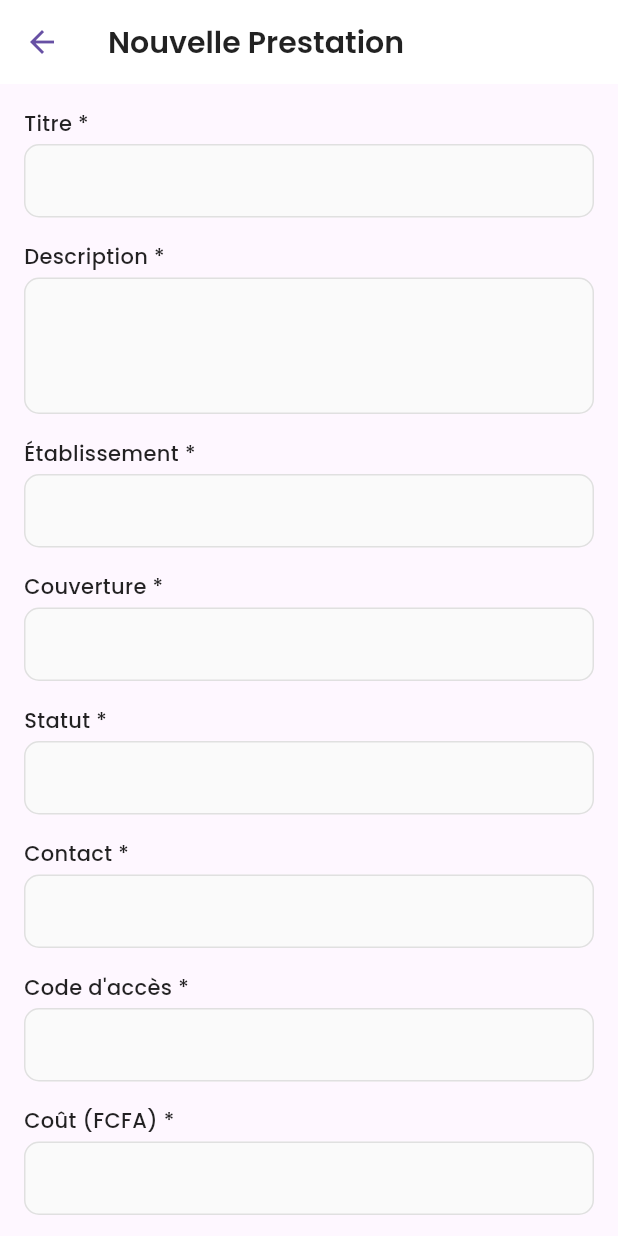
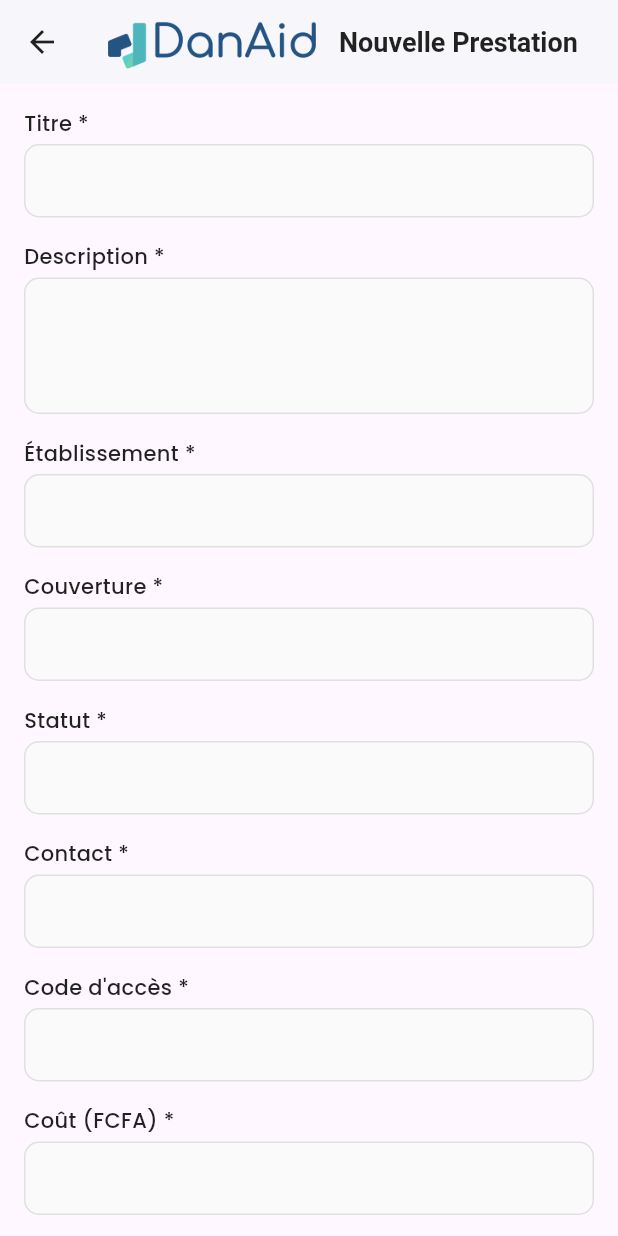
Before and after one commit to FokoJunior/DanAid, a Flutter app: the screen it shows once a user with an empty profile is signed in, after a tap on "Ajouter", on a phone screen of 412 x 824 dp. Run offline on Flutter 3.47's test engine with Material 3 defaults, Android fonts, the phone set to English and light mode, and no system bars; our stand-ins replace cached_network_image, cloud_firestore, firebase_auth, firebase_core, google_fonts; accounts and stored records are empty.

Commit message:
Ajout de la barre d'application personnalisée et mise à jour des écrans pour l'utiliser

```diff
--- a/danaid/lib/screens/add_edit_prestation_screen.dart
+++ b/danaid/lib/screens/add_edit_prestation_screen.dart
@@ -6,6 +6,7 @@ import 'package:flutter/services.dart';
 import '../models/prestation.dart';
 import '../services/database_service.dart';
 import '../widgets/custom_textfield.dart';
+import '../widgets/custom_app_bar.dart';
 
 class AddEditPrestationScreen extends StatefulWidget {
   final Prestation? prestation;
@@ -118,18 +119,8 @@ class _AddEditPrestationScreenState extends State<AddEditPrestationScreen> {
     final theme = Theme.of(context);
 
     return Scaffold(
-      appBar: AppBar(
-        elevation: 0,
-        backgroundColor: Colors.white,
-        iconTheme: IconThemeData(color: theme.primaryColor),
-        title: Text(
-          widget.prestation == null ? 'Nouvelle Prestation' : 'Modifier la Prestation',
-          style: GoogleFonts.poppins(
-            color: Colors.black87,
-            fontWeight: FontWeight.w600,
-            fontSize: 20,
-          ),
-        ),
+      appBar: CustomAppBar(
+        title: widget.prestation == null ? 'Nouvelle Prestation' : 'Modifier la Prestation',
       ),
       body: SingleChildScrollView(
         padding: const EdgeInsets.all(16.0),
--- a/danaid/lib/screens/home_screen.dart
+++ b/danaid/lib/screens/home_screen.dart
@@ -10,6 +10,7 @@ import '../widgets/prestation_card.dart';
 import 'add_edit_prestation_screen.dart';
 import 'prestation_detail_screen.dart';
 import 'profile_screen.dart';
+import '../widgets/custom_app_bar.dart';
 
 class HomeScreen extends StatefulWidget {
   @override
@@ -61,7 +62,7 @@ class _HomeScreenState extends State<HomeScreen> {
     final databaseService = DatabaseService(uid: _user!.uid);
 
     return Scaffold(
-      extendBodyBehindAppBar: true,
+      extendBodyBehindAppBar: _selectedIndex == 0,
       bottomNavigationBar: Container(
         decoration: BoxDecoration(
           color: Colors.white,
@@ -83,7 +84,9 @@ class _HomeScreenState extends State<HomeScreen> {
           ),
         ),
       ),
-      appBar: AppBar(
+      appBar: _selectedIndex == 1
+          ? const CustomAppBar(title: 'Profil')
+          : AppBar(
               backgroundColor: Colors.transparent,
               elevation: 0,
               title: Image.asset(
--- a/danaid/lib/screens/profile_screen.dart
+++ b/danaid/lib/screens/profile_screen.dart
@@ -1,6 +1,7 @@
 import 'package:flutter/material.dart';
 import 'package:provider/provider.dart';
 import '../services/auth_service.dart';
+import '../widgets/custom_app_bar.dart';
 
 class ProfileScreen extends StatelessWidget {
   @override
@@ -8,9 +9,7 @@ class ProfileScreen extends StatelessWidget {
     final authService = Provider.of<AuthService>(context);
 
     return Scaffold(
-      appBar: AppBar(
-        title: Text('Profil'),
-      ),
+      appBar: const CustomAppBar(title: 'Modifier le Profil'),
       body: Center(
         child: Column(
           mainAxisAlignment: MainAxisAlignment.center,
--- /dev/null
+++ b/danaid/lib/widgets/custom_app_bar.dart
@@ -0,0 +1,38 @@
+import 'package:flutter/material.dart';
+
+class CustomAppBar extends StatelessWidget implements PreferredSizeWidget {
+  final String title;
+
+  const CustomAppBar({Key? key, required this.title}) : super(key: key);
+
+  @override
+  Widget build(BuildContext context) {
+    return AppBar(
+      backgroundColor: Colors.white,
+      elevation: 1,
+      automaticallyImplyLeading: true, // Ensures back button is shown
+      title: Row(
+        children: [
+          Image.asset(
+            'assets/logo/logo.png',
+            height: 36, // Increased logo size
+          ),
+          const SizedBox(width: 12),
+          Text(
+            title,
+            style: TextStyle(
+              color: Colors.black87,
+              fontWeight: FontWeight.bold,
+              fontSize: 18,
+            ),
+          ),
+        ],
+      ),
+      centerTitle: false,
+      iconTheme: IconThemeData(color: Colors.black87), // For back button
+    );
+  }
+
+  @override
+  Size get preferredSize => const Size.fromHeight(kToolbarHeight);
+}
```
Lines whose indentation alone changed are shown as unchanged.
